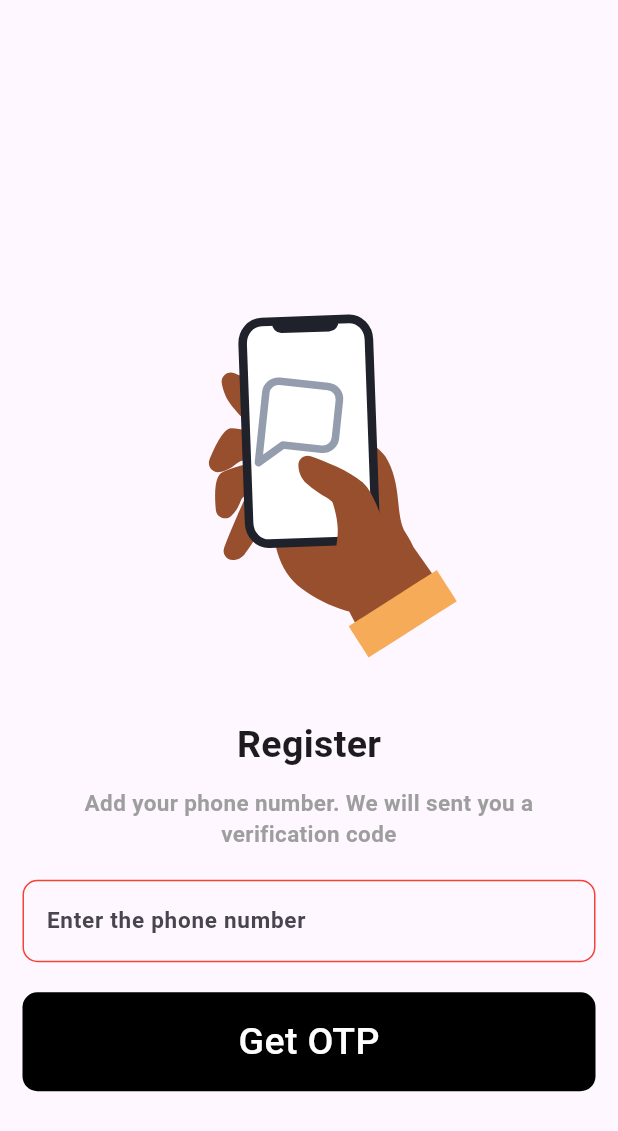
After one commit to Ameer-Anas99/FireBase-Auth, a Flutter app: the MobileNumberScreen screen opened directly, on a phone screen of 412 x 824 dp. The commit adds this screen. Shown: the top 1131 px of the screen. Run offline on Flutter 3.47's test engine with Material 3 defaults, Android fonts, the phone set to English and light mode, and no system bars; our stand-ins replace cloud_firestore, firebase_auth, firebase_core, google_sign_in, lottie; accounts and stored records are empty.

Commit message:
complete project

```diff
--- a/lib/components/img_tile.dart
+++ b/lib/components/img_tile.dart
@@ -7,7 +7,7 @@ class ImgTile extends StatelessWidget {
   @override
   Widget build(BuildContext context) {
     return Container(
-      padding: EdgeInsets.all(20),
+      padding: const EdgeInsets.all(20),
       decoration: BoxDecoration(
         border: Border.all(color: Colors.white),
         borderRadius: BorderRadius.circular(16),
--- a/lib/components/text_box.dart
+++ b/lib/components/text_box.dart
@@ -31,7 +31,7 @@ class TextBoxPage extends StatelessWidget {
                 selectionName,
                 style: const TextStyle(color: Color.fromARGB(255, 87, 87, 87)),
               ),
-              IconButton(onPressed: () {}, icon: Icon(Icons.edit))
+              IconButton(onPressed: () {}, icon: const Icon(Icons.edit))
             ],
           ),
           Text(
--- a/lib/components/text_form.dart
+++ b/lib/components/text_form.dart
@@ -31,7 +31,7 @@ class TextForm extends StatelessWidget {
           enabledBorder: const OutlineInputBorder(
             borderSide: BorderSide(color: Colors.white),
           ),
-          fillColor: Color.fromARGB(255, 223, 222, 222),
+          fillColor: const Color.fromARGB(255, 223, 222, 222),
           filled: true,
           hintText: hinttext,
         ),
--- a/lib/main.dart
+++ b/lib/main.dart
@@ -26,7 +26,7 @@ class MyApp extends StatelessWidget {
           create: (context) => PostProvider(),
         )
       ],
-      child: MaterialApp(
+      child: const MaterialApp(
         debugShowCheckedModeBanner: false,
         home: AuthPage(),
       ),
--- a/lib/service/db_service.dart
+++ b/lib/service/db_service.dart
@@ -76,7 +76,7 @@ class DbService {
   Future<List<String>> getUserNames() async {
     try {
       QuerySnapshot<Message> snapshot = await messageRef.get();
-      return snapshot.docs.map((docs) => docs.data()?.email ?? "").toList();
+      return snapshot.docs.map((docs) => docs.data().email ?? "").toList();
     } catch (e) {
       print("Error fetching user names : $e");
       return [];
--- /dev/null
+++ b/lib/view/mobile_no_screen.dart
@@ -0,0 +1,93 @@
+import 'package:chat_app/components/button.dart';
+import 'package:chat_app/view/otp_screen.dart';
+import 'package:firebase_auth/firebase_auth.dart';
+import 'package:flutter/material.dart';
+import 'package:lottie/lottie.dart';
+
+class MobileNumberScreen extends StatefulWidget {
+  const MobileNumberScreen({super.key});
+
+  @override
+  State<MobileNumberScreen> createState() => _MobileNumberScreenState();
+}
+
+class _MobileNumberScreenState extends State<MobileNumberScreen> {
+  final TextEditingController phoneController = TextEditingController();
+  @override
+  Widget build(BuildContext context) {
+    return Scaffold(
+      body: SafeArea(
+          child: Padding(
+        padding: const EdgeInsets.all(15),
+        child: Center(
+          child: SingleChildScrollView(
+            child: Column(
+              children: [
+                Container(
+                  padding: const EdgeInsets.all(20),
+                  child: ClipRRect(
+                      borderRadius: BorderRadius.circular(100),
+                      child: Lottie.asset("assets/otp.json")),
+                ),
+                const Text(
+                  'Register',
+                  style: TextStyle(fontSize: 25, fontWeight: FontWeight.bold),
+                ),
+                const SizedBox(height: 10),
+                const Text(
+                  'Add your phone number. We will sent you a verification code',
+                  style: TextStyle(
+                      fontSize: 15,
+                      fontWeight: FontWeight.bold,
+                      color: Colors.grey),
+                  textAlign: TextAlign.center,
+                ),
+                const SizedBox(height: 20),
+                TextFormField(
+                  cursorColor: Colors.green,
+                  controller: phoneController,
+                  style: const TextStyle(
+                      fontSize: 15, fontWeight: FontWeight.bold),
+                  onChanged: (value) {},
+                  decoration: InputDecoration(
+                    hintText: 'Enter the phone number',
+                    // prefixText: "+91",
+                    enabledBorder: OutlineInputBorder(
+                        borderRadius: BorderRadius.circular(10),
+                        borderSide: const BorderSide(color: Colors.red)),
+                    focusedBorder: OutlineInputBorder(
+                        borderRadius: BorderRadius.circular(10),
+                        borderSide: const BorderSide(
+                            color: Color.fromARGB(255, 36, 102, 38))),
+                  ),
+                ),
+                const SizedBox(height: 20),
+                ButtonPage(
+                    onTap: () async {
+                      await FirebaseAuth.instance.verifyPhoneNumber(
+                        verificationCompleted:
+                            (PhoneAuthCredential credential) {},
+                        verificationFailed: (FirebaseAuthException ex) {},
+                        codeSent: (String verificationId, int? resentToken) {
+                          Navigator.push(
+                            context,
+                            MaterialPageRoute(
+                              builder: (context) => OtpScreen(
+                                verificationId: verificationId,
+                              ),
+                            ),
+                          );
+                        },
+                        codeAutoRetrievalTimeout: (String verificationId) {},
+                        phoneNumber: phoneController.text.toString(),
+                      );
+                    },
+                    text: 'Get OTP'),
+              ],
+            ),
+          ),
+        ),
+      )),
+    );
+  }
+}
--- a/lib/view/register_page.dart
+++ b/lib/view/register_page.dart
@@ -129,7 +129,7 @@ class RegisterPage extends StatelessWidget {
                                 Navigator.pushReplacement(
                                   context,
                                   MaterialPageRoute(
-                                      builder: (context) => HomePage()),
+                                      builder: (context) => const HomePage()),
                                 );
                               } catch (e) {
                                 // Handle any errors that occur during account creation
```
Also changed, not shown: assets/successotp.json (added, +1 -0 lines), lib/components/otp.dart (deleted, +0 -55 lines), lib/components/otpdialog.dart (deleted, +0 -63 lines), lib/controller/auth_provider.dart (+15 -8 lines), lib/service/auth_service.dart (+0 -24 lines), lib/service/firebase_auth.dart (deleted, +0 -38 lines), lib/view/login_page.dart (+4 -5 lines), lib/view/otp_screen.dart (added, +116 -0 lines).
